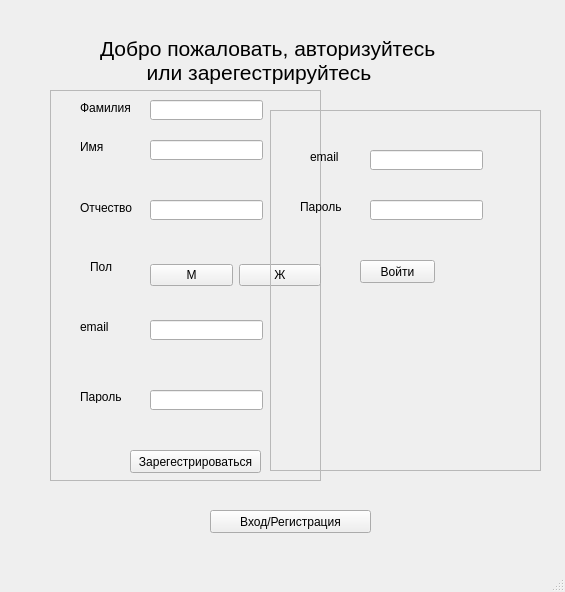
Before: the Qt Designer form enter.ui in BagrKonstantin/nti_contest_alfa, drawn with Qt 5.
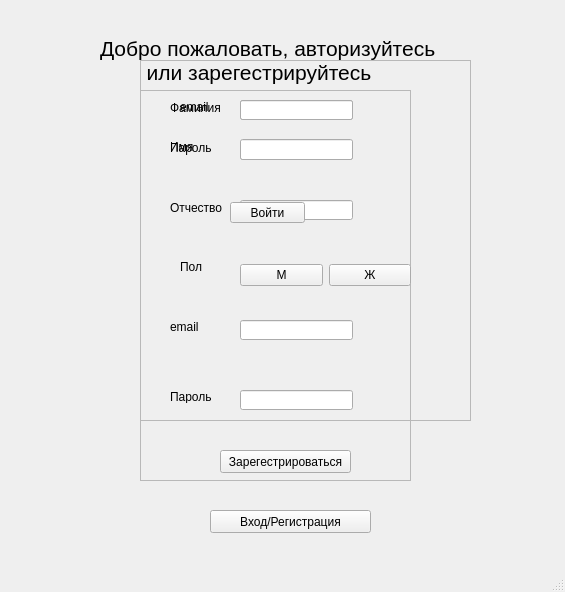
After: the same form once the commit is applied.

```diff
--- a/enter.ui
+++ b/enter.ui
@@ -49,7 +49,7 @@
    <widget class="QFrame" name="frame_reg">
     <property name="geometry">
      <rect>
-      <x>50</x>
+      <x>140</x>
       <y>90</y>
       <width>271</width>
       <height>391</height>
@@ -232,9 +232,9 @@
    <widget class="QFrame" name="frame_enter">
     <property name="geometry">
      <rect>
-      <x>270</x>
-      <y>110</y>
-      <width>271</width>
+      <x>140</x>
+      <y>60</y>
+      <width>331</width>
       <height>361</height>
      </rect>
     </property>
@@ -248,9 +248,9 @@
      <property name="geometry">
       <rect>
        <x>90</x>
-       <y>150</y>
+       <y>142</y>
        <width>75</width>
-       <height>23</height>
+       <height>21</height>
       </rect>
      </property>
      <property name="text">
@@ -261,9 +261,9 @@
      <property name="geometry">
       <rect>
        <x>30</x>
-       <y>90</y>
+       <y>77</y>
        <width>47</width>
-       <height>13</height>
+       <height>21</height>
       </rect>
      </property>
      <property name="text">
@@ -274,9 +274,9 @@
      <property name="geometry">
       <rect>
        <x>100</x>
-       <y>90</y>
+       <y>79</y>
        <width>113</width>
-       <height>20</height>
+       <height>21</height>
       </rect>
      </property>
     </widget>
```
Left out of the diff: 2 changed lines with no effect on the pictures.
